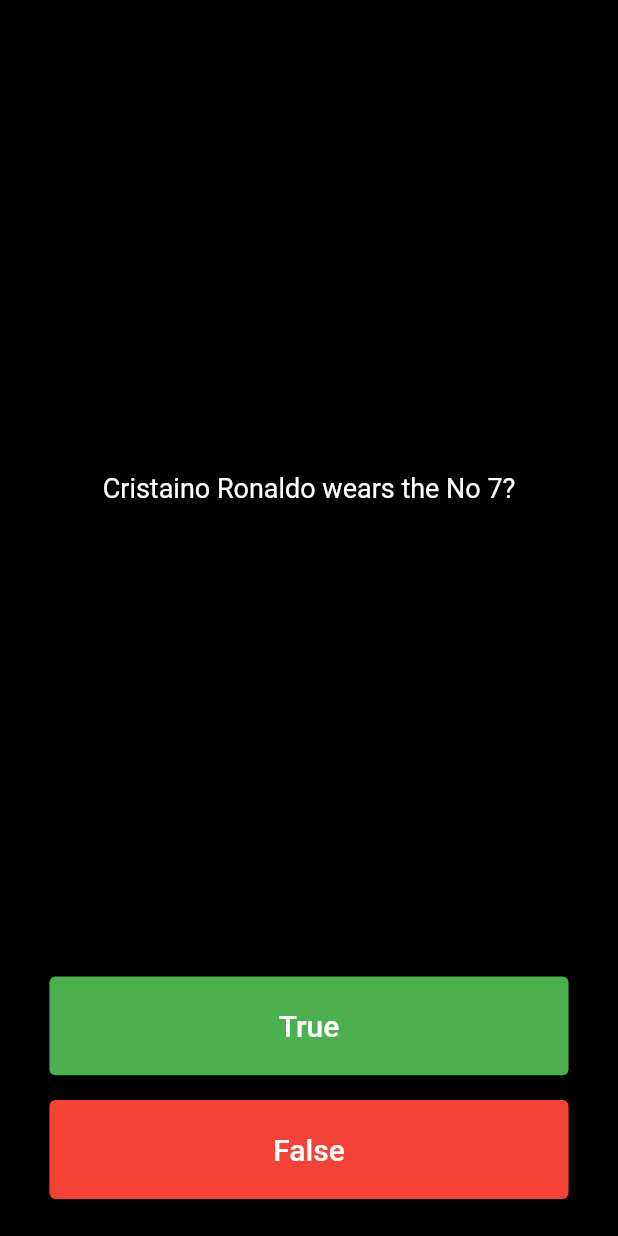
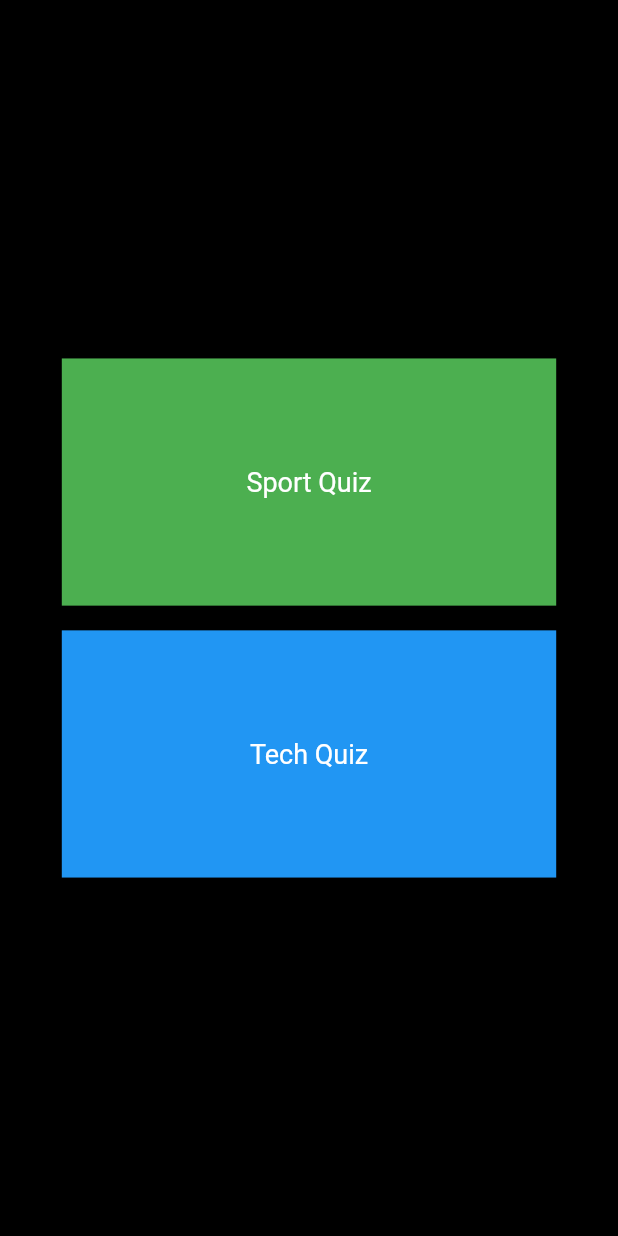
Before and after one commit to Aphosishiro/Quiz-App, a Flutter app: the screen it shows after launch, on a phone screen of 412 x 824 dp. Run offline on Flutter 3.47's test engine with Material 2 defaults, Android fonts, the phone set to English and light mode, and no system bars.

Commit message:
edited ui ti acommodate both quizes

```diff
--- a/lib/home/home.dart
+++ b/lib/home/home.dart
@@ -1,6 +1,7 @@
 import 'package:flutter/material.dart';
-import 'package:simple_quiz_app/models/quizbrain.dart';
-import '../shared/constant.dart';
+import 'package:simple_quiz_app/home/sportquiz.dart';
+import 'package:simple_quiz_app/home/techquiz.dart';
+import 'package:simple_quiz_app/shared/constant.dart';
 
 //try creating a sport quiz
 
@@ -12,37 +13,19 @@ class Home extends StatefulWidget {
 }
 
 class _HomeState extends State<Home> {
-  List<Icon> scoreKeeper = [];
-
-  int questionNumbers = 0;
-
-  Quizbrain quizbrain = Quizbrain();
-
   @override
   Widget build(BuildContext context) {
     Size size = MediaQuery.of(context).size;
 
-    buildQuestionBox() {
-      return Expanded(
+    buildChoiceBubble(Color color, String text) {
+      return Container(
+        width: double.infinity,
+        height: size.height * 0.2,
+        color: color,
         child: Center(
           child: Text(
-            quizbrain.sportquestions[questionNumbers].questionText,
-            textAlign: TextAlign.center,
+            text,
             style: questionStyle,
-          ),
-        ),
-      );
-    }
-
-    buildAnswerButton(Color color, String button, dynamic onPressed) {
-      return SizedBox(
-        height: size.height * 0.08,
-        child: ElevatedButton(
-          style: ElevatedButton.styleFrom(backgroundColor: color),
-          onPressed: onPressed,
-          child: Text(
-            button,
-            style: buttonStyle,
           ),
         ),
       );
@@ -51,61 +34,29 @@ class _HomeState extends State<Home> {
     return Scaffold(
         backgroundColor: Colors.black,
         body: Padding(
-        padding: EdgeInsets.symmetric(horizontal: size.width * 0.08),
+          padding: EdgeInsets.symmetric(horizontal: size.width * 0.1),
           child: Column(
             mainAxisAlignment: MainAxisAlignment.center,
-          crossAxisAlignment: CrossAxisAlignment.stretch,
             children: [
-            buildQuestionBox(),
-            buildAnswerButton(Colors.green, "True", () {
-              bool correctanswers =
-                  quizbrain.sportquestions[questionNumbers].questionAnswer;
-              if (correctanswers == true) {
-                scoreKeeper.add(const Icon(
-                  Icons.check,
-                  color: Colors.green,
-                ));
-              } else {
-                scoreKeeper.add(const Icon(
-                  Icons.close,
-                  color: Colors.red,
-                ));
-              }
-              setState(() {
-                questionNumbers++;
-              });
-            }),
+              GestureDetector(
+                  onTap: () {
+                    Navigator.push(
+                        context,
+                        MaterialPageRoute(
+                            builder: (context) => const SportQuiz()));
+                  },
+                  child: buildChoiceBubble(Colors.green, "Sport Quiz")),
               SizedBox(
                 height: size.height * 0.02,
               ),
-            buildAnswerButton(Colors.red, "False", () {
-              bool correctanswers =
-                  quizbrain.sportquestions[questionNumbers].questionAnswer;
-              if (correctanswers == false) {
-                scoreKeeper.add(const Icon(
-                  Icons.check,
-                  color: Colors.green,
-                ));
-              } else {
-                scoreKeeper.add(const Icon(
-                  Icons.close,
-                  color: Colors.red,
+              GestureDetector(
+                  onTap: () {
+                    Navigator.push(context,
+                        MaterialPageRoute(builder: (context) => const TechQuiz()));
+                  },
+                  child: buildChoiceBubble(Colors.blue, "Tech Quiz"))
+            ],
+          ),
         ));
   }
-              setState(() {
-                questionNumbers++;
-              });
-            }),
-            SizedBox(
-              height: size.height * 0.01,
-            ),
-            Row(children: scoreKeeper),
-            SizedBox(
-              height: size.height * 0.02,
-            ),
-          ],
-        ),
-      ),
-    );
 }
-}
--- a/lib/models/quizbrain.dart
+++ b/lib/models/quizbrain.dart
@@ -1,7 +1,7 @@
 import 'package:simple_quiz_app/models/questions.dart';
 
 class Quizbrain {
-  List<Question> questionBank = [
+  List<Question> techquiz = [
     Question(
         question: "Flutter is a framework used by mobile developers?",
         answer: true),
```
Also changed, not shown: lib/home/sportquiz.dart (added, +113 -0 lines), lib/home/techquiz.dart (added, +114 -0 lines). Lines whose indentation alone changed are shown as unchanged.
